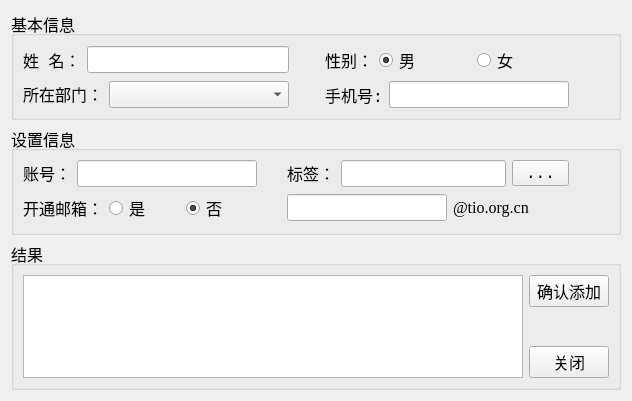
This is myObject/new.ui in hysspoluo/wework2 as Qt 5 draws it before an edit. The edited form follows.
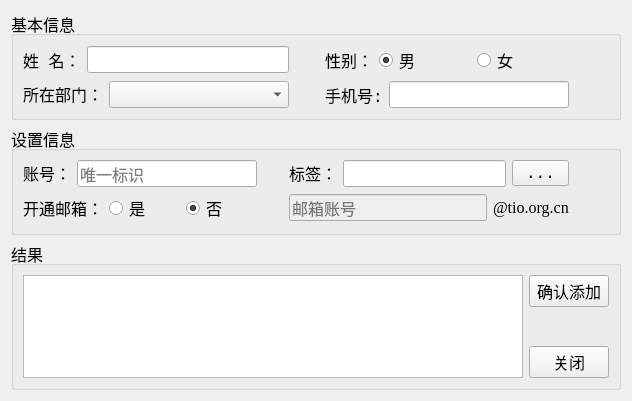
This is the edited form.

```diff
--- a/myObject/new.ui
+++ b/myObject/new.ui
@@ -393,12 +393,21 @@
        <layout class="QHBoxLayout" name="horizontalLayout_6">
         <item>
          <widget class="QLineEdit" name="lineEdit_mail">
+          <property name="enabled">
+           <bool>false</bool>
+          </property>
           <property name="sizePolicy">
            <sizepolicy hsizetype="Preferred" vsizetype="Fixed">
             <horstretch>0</horstretch>
             <verstretch>0</verstretch>
            </sizepolicy>
           </property>
+          <property name="toolTip">
+           <string/>
+          </property>
+          <property name="placeholderText">
+           <string>邮箱账号</string>
+          </property>
          </widget>
         </item>
         <item>
@@ -419,22 +428,6 @@
           </property>
          </widget>
         </item>
-        <item>
-         <spacer name="horizontalSpacer">
-          <property name="orientation">
-           <enum>Qt::Horizontal</enum>
-          </property>
-          <property name="sizeType">
-           <enum>QSizePolicy::Fixed</enum>
-          </property>
-          <property name="sizeHint" stdset="0">
-           <size>
-            <width>40</width>
-            <height>20</height>
-           </size>
-          </property>
-         </spacer>
-        </item>
        </layout>
       </item>
       <item row="0" column="2">
@@ -536,6 +529,9 @@
             <height>16777215</height>
            </size>
           </property>
+          <property name="placeholderText">
+           <string>唯一标识</string>
+          </property>
          </widget>
         </item>
        </layout>
```
